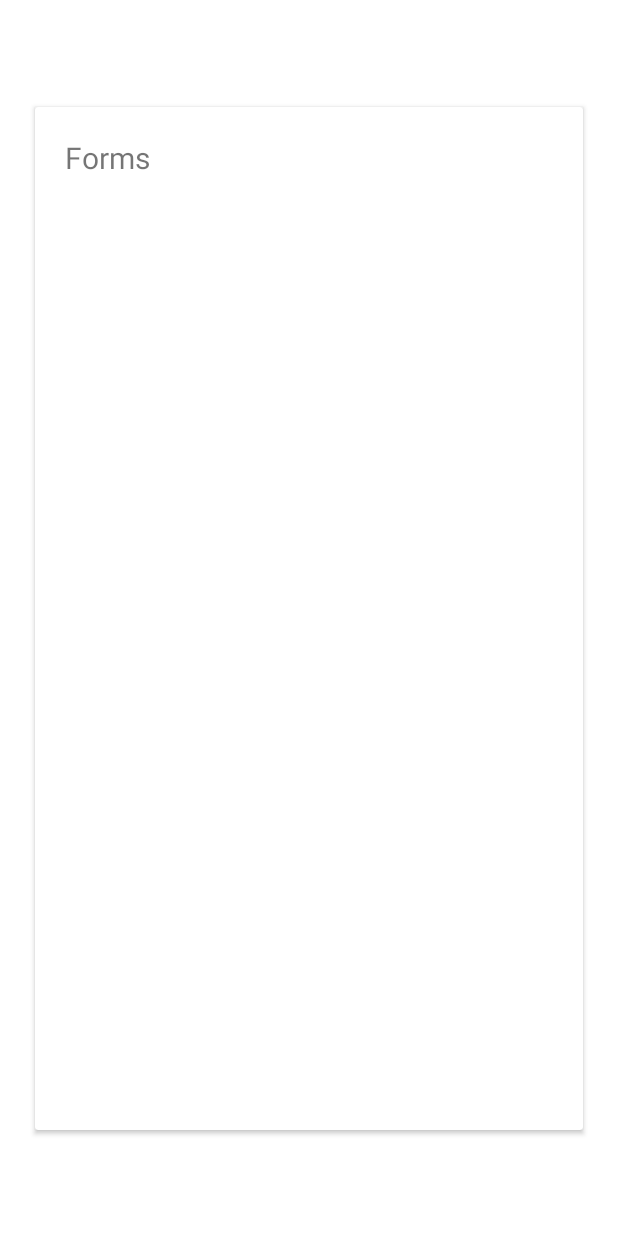
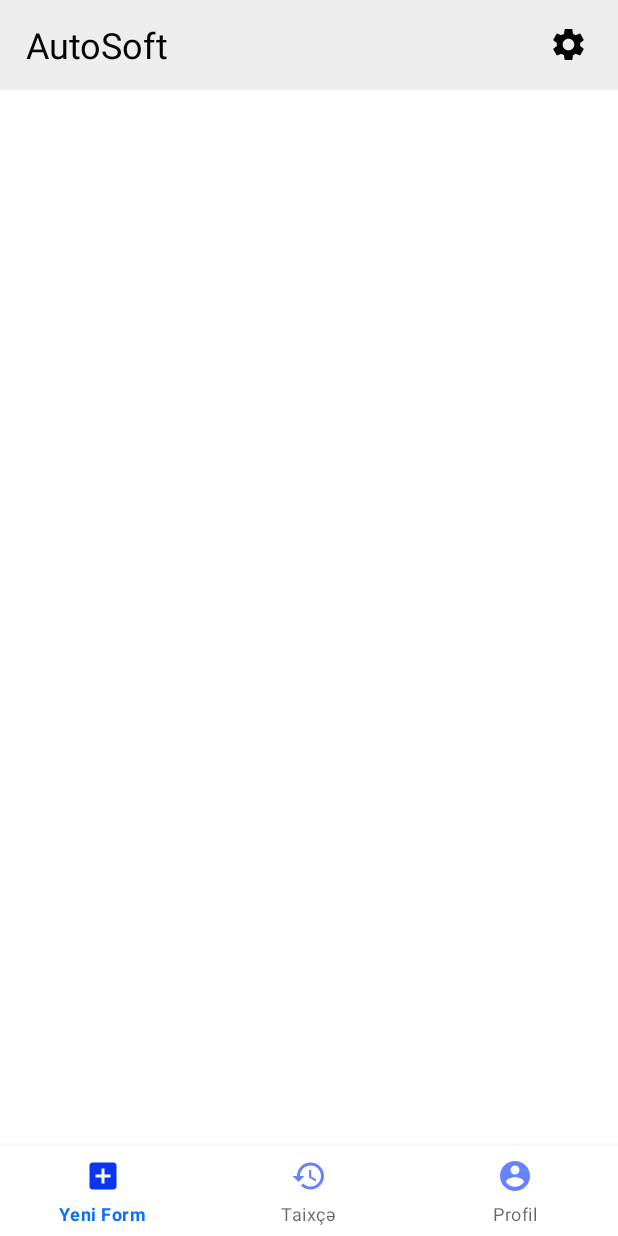
Before and after one commit to farzinzeynal/AutoSoft, an Android app: the MainActivity screen opened directly, with no data from a screen before it, on a phone screen of 412 x 824 dp. Run offline under Robolectric (Android 15) with nearby library versions, the phone set to English and light mode, and no system bars; libraries missing offline, so code that uses them is left out: com.regula.facesdk.

Commit message:
bottom nav added

```diff
--- a/app/src/main/java/az/avtomatika/autosoft/ui/main/MainActivity.kt
+++ b/app/src/main/java/az/avtomatika/autosoft/ui/main/MainActivity.kt
@@ -18,7 +18,7 @@ class MainActivity : BaseActivity<ActivityMainBinding>() {
     override fun onCreate(savedInstanceState: Bundle?) {
         super.onCreate(savedInstanceState)
         setContentView(R.layout.activity_main)
-        window.statusBarColor = Color.WHITE
+
 
 
 
--- a/app/src/main/java/az/avtomatika/autosoft/ui/unregister/login/LoginFragment.kt
+++ b/app/src/main/java/az/avtomatika/autosoft/ui/unregister/login/LoginFragment.kt
@@ -116,6 +116,7 @@ class LoginFragment : BaseFragment<FragmentLoginBinding>(FragmentLoginBinding::i
 
             R.id.btnLogin -> {
                 loginUser(views.inputUsername.getText(), views.inputPassword.getText())
+                //loginUser("farzin","12345")
             }
         }
     }
--- /dev/null
+++ b/app/src/main/res/drawable/bottom_nav_icon_selector.xml
@@ -0,0 +1,5 @@
+<?xml version="1.0" encoding="utf-8"?>
+<selector xmlns:android="http://schemas.android.com/apk/res/android">
+    <item android:state_checked="true" android:color="@color/bottom_icon_color" />
+    <item android:color="@color/bottom_icon_unselect_color"  />
+</selector>
--- /dev/null
+++ b/app/src/main/res/drawable/ic_account_circle.xml
@@ -0,0 +1,5 @@
+<vector android:height="24dp" android:tint="#0D35E5"
+    android:viewportHeight="24" android:viewportWidth="24"
+    android:width="24dp" xmlns:android="http://schemas.android.com/apk/res/android">
+    <path android:fillColor="@android:color/white" android:pathData="M12,2C6.48,2 2,6.48 2,12s4.48,10 10,10 10,-4.48 10,-10S17.52,2 12,2zM12,5c1.66,0 3,1.34 3,3s-1.34,3 -3,3 -3,-1.34 -3,-3 1.34,-3 3,-3zM12,19.2c-2.5,0 -4.71,-1.28 -6,-3.22 0.03,-1.99 4,-3.08 6,-3.08 1.99,0 5.97,1.09 6,3.08 -1.29,1.94 -3.5,3.22 -6,3.22z"/>
+</vector>
--- /dev/null
+++ b/app/src/main/res/drawable/ic_add_box.xml
@@ -0,0 +1,5 @@
+<vector android:height="24dp" android:tint="#0D35E5"
+    android:viewportHeight="24" android:viewportWidth="24"
+    android:width="24dp" xmlns:android="http://schemas.android.com/apk/res/android">
+    <path android:fillColor="@android:color/white" android:pathData="M19,3L5,3c-1.11,0 -2,0.9 -2,2v14c0,1.1 0.89,2 2,2h14c1.1,0 2,-0.9 2,-2L21,5c0,-1.1 -0.9,-2 -2,-2zM17,13h-4v4h-2v-4L7,13v-2h4L11,7h2v4h4v2z"/>
+</vector>
--- /dev/null
+++ b/app/src/main/res/drawable/ic_arrow_back.xml
@@ -0,0 +1,5 @@
+<vector android:autoMirrored="true" android:height="24dp"
+    android:tint="#000000" android:viewportHeight="24"
+    android:viewportWidth="24" android:width="24dp" xmlns:android="http://schemas.android.com/apk/res/android">
+    <path android:fillColor="@android:color/white" android:pathData="M20,11H7.83l5.59,-5.59L12,4l-8,8 8,8 1.41,-1.41L7.83,13H20v-2z"/>
+</vector>
--- /dev/null
+++ b/app/src/main/res/drawable/ic_history.xml
@@ -0,0 +1,5 @@
+<vector android:height="24dp" android:tint="#0D35E5"
+    android:viewportHeight="24" android:viewportWidth="24"
+    android:width="24dp" xmlns:android="http://schemas.android.com/apk/res/android">
+    <path android:fillColor="@android:color/white" android:pathData="M13,3c-4.97,0 -9,4.03 -9,9L1,12l3.89,3.89 0.07,0.14L9,12L6,12c0,-3.87 3.13,-7 7,-7s7,3.13 7,7 -3.13,7 -7,7c-1.93,0 -3.68,-0.79 -4.94,-2.06l-1.42,1.42C8.27,19.99 10.51,21 13,21c4.97,0 9,-4.03 9,-9s-4.03,-9 -9,-9zM12,8v5l4.28,2.54 0.72,-1.21 -3.5,-2.08L13.5,8L12,8z"/>
+</vector>
--- /dev/null
+++ b/app/src/main/res/drawable/ic_settings.xml
@@ -0,0 +1,5 @@
+<vector android:height="24dp" android:tint="#000000"
+    android:viewportHeight="24" android:viewportWidth="24"
+    android:width="24dp" xmlns:android="http://schemas.android.com/apk/res/android">
+    <path android:fillColor="@android:color/white" android:pathData="M19.14,12.94c0.04,-0.3 0.06,-0.61 0.06,-0.94c0,-0.32 -0.02,-0.64 -0.07,-0.94l2.03,-1.58c0.18,-0.14 0.23,-0.41 0.12,-0.61l-1.92,-3.32c-0.12,-0.22 -0.37,-0.29 -0.59,-0.22l-2.39,0.96c-0.5,-0.38 -1.03,-0.7 -1.62,-0.94L14.4,2.81c-0.04,-0.24 -0.24,-0.41 -0.48,-0.41h-3.84c-0.24,0 -0.43,0.17 -0.47,0.41L9.25,5.35C8.66,5.59 8.12,5.92 7.63,6.29L5.24,5.33c-0.22,-0.08 -0.47,0 -0.59,0.22L2.74,8.87C2.62,9.08 2.66,9.34 2.86,9.48l2.03,1.58C4.84,11.36 4.8,11.69 4.8,12s0.02,0.64 0.07,0.94l-2.03,1.58c-0.18,0.14 -0.23,0.41 -0.12,0.61l1.92,3.32c0.12,0.22 0.37,0.29 0.59,0.22l2.39,-0.96c0.5,0.38 1.03,0.7 1.62,0.94l0.36,2.54c0.05,0.24 0.24,0.41 0.48,0.41h3.84c0.24,0 0.44,-0.17 0.47,-0.41l0.36,-2.54c0.59,-0.24 1.13,-0.56 1.62,-0.94l2.39,0.96c0.22,0.08 0.47,0 0.59,-0.22l1.92,-3.32c0.12,-0.22 0.07,-0.47 -0.12,-0.61L19.14,12.94zM12,15.6c-1.98,0 -3.6,-1.62 -3.6,-3.6s1.62,-3.6 3.6,-3.6s3.6,1.62 3.6,3.6S13.98,15.6 12,15.6z"/>
+</vector>
--- a/app/src/main/res/layout/activity_main.xml
+++ b/app/src/main/res/layout/activity_main.xml
@@ -6,26 +6,69 @@
     android:layout_height="match_parent"
     tools:context=".ui.main.MainActivity">
 
-    <androidx.cardview.widget.CardView
-        android:layout_width="365dp"
-        android:layout_height="682dp"
-        app:layout_constraintBottom_toBottomOf="parent"
-        app:layout_constraintEnd_toEndOf="parent"
-        app:layout_constraintStart_toStartOf="parent"
-        app:layout_constraintTop_toTopOf="parent"
-        android:elevation="40dp">
+    <LinearLayout
+        android:id="@+id/toolbarLayout"
+        android:layout_width="match_parent"
+        android:layout_height="60dp"
+        android:background="@color/base_app_background"
+        android:gravity="center_vertical"
+        android:orientation="horizontal"
+        android:paddingStart="12dp"
+        android:paddingEnd="12dp"
+        app:layout_constraintBottom_toTopOf="@+id/contentMain"
+        app:layout_constraintTop_toTopOf="parent">
+
+        <ImageView
+            android:id="@+id/backArrow"
+            android:visibility="gone"
+            android:layout_width="50dp"
+            android:layout_height="56dp"
+            android:paddingStart="0dp"
+            android:padding="16dp"
+            android:src="@drawable/ic_arrow_back"
+            app:tint="@color/black" />
 
         <TextView
-            android:layout_width="wrap_content"
-            android:layout_height="wrap_content"
-            android:text="Forms"
-            android:textSize="20sp"
-            android:layout_marginStart="20dp"
-            android:layout_marginTop="20dp">
+            android:id="@+id/toolbarTitle"
+            android:layout_width="0dp"
+            android:layout_height="match_parent"
+            android:layout_marginStart="5dp"
+            android:layout_weight="1"
+            android:gravity="center_vertical"
+            android:maxLines="1"
+            android:paddingEnd="10dp"
+            android:text="AutoSoft"
+            android:textColor="@color/black"
+            android:textFontWeight="700"
+            android:textSize="24sp" />
 
-        </TextView>
 
-    </androidx.cardview.widget.CardView>
+        <ImageView
+            android:id="@+id/settingsIcon"
+            android:layout_width="42dp"
+            android:layout_height="46dp"
+            android:padding="8dp"
+            android:src="@drawable/ic_settings"
+            app:tint="@color/black" />
+    </LinearLayout>
+
+    <androidx.fragment.app.FragmentContainerView
+        android:id="@+id/contentMain"
+        android:layout_width="match_parent"
+        android:layout_height="0dp"
+        app:layout_constraintBottom_toTopOf="@+id/bottomNav"
+        app:layout_constraintTop_toBottomOf="@+id/toolbarLayout" />
+
+    <com.google.android.material.bottomnavigation.BottomNavigationView
+        android:id="@+id/bottomNav"
+        android:layout_width="match_parent"
+        android:layout_height="60dp"
+        android:background="@color/white"
+        app:itemBackground="@null"
+        app:itemIconSize="24dp"
+        app:itemIconTint="@drawable/bottom_nav_icon_selector"
+        app:layout_constraintBottom_toBottomOf="parent"
+        app:menu="@menu/bottom_nav_menu" />
 
 
 </androidx.constraintlayout.widget.ConstraintLayout>
--- /dev/null
+++ b/app/src/main/res/menu/bottom_nav_menu.xml
@@ -0,0 +1,12 @@
+<?xml version="1.0" encoding="utf-8"?>
+<menu xmlns:android="http://schemas.android.com/apk/res/android">
+    <item android:id="@+id/createFromNav"
+        android:title="Yeni Form"
+        android:icon="@drawable/ic_add_box"/>
+    <item android:id="@+id/historyNav"
+        android:title="Taixçə"
+        android:icon="@drawable/ic_history"/>
+    <item android:id="@+id/profileNav"
+        android:title="Profil"
+        android:icon="@drawable/ic_account_circle"/>
+</menu>
--- a/app/src/main/res/values/colors.xml
+++ b/app/src/main/res/values/colors.xml
@@ -6,7 +6,10 @@
     <color name="secondary_color_variant">#C68F00</color>
     <color name="status_bar_color">#4F96FF</color>
     <color name="face_matching_background">#E4E4E4</color>
+    <color name="base_app_background">#EDEDED</color>
     <color name="progress_bar_color">#022AA3</color>
+    <color name="bottom_icon_color">#0B36F1</color>
+    <color name="bottom_icon_unselect_color">#6682FD</color>
 
     <color name="purple_200">#FFBB86FC</color>
     <color name="purple_500">#FF6200EE</color>
```
